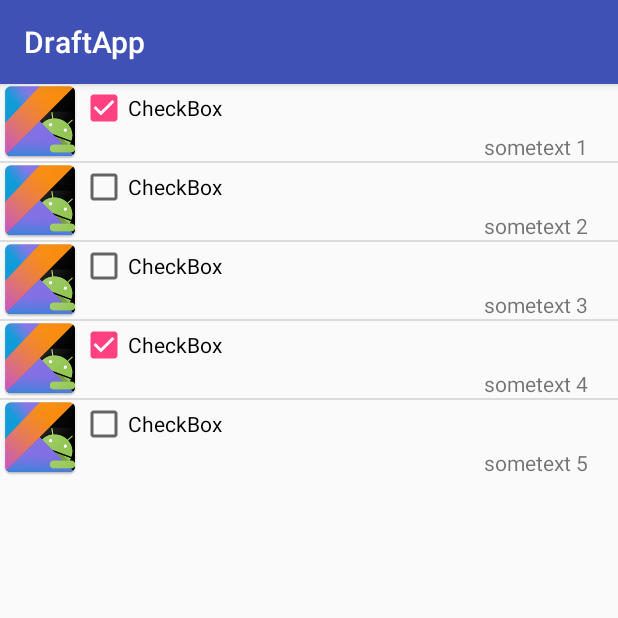
After one commit to Hexakosioihexekontahex/DraftApp, an Android app: the L048 screen opened directly, with no data from a screen before it, on a phone screen of 412 x 824 dp, the top half of it. The commit adds this screen. Run offline under Robolectric (Android 15) with nearby library versions, the light colour scheme and no system bars.

Commit message:
L047-048

```diff
--- a/app/src/main/AndroidManifest.xml
+++ b/app/src/main/AndroidManifest.xml
@@ -7,7 +7,7 @@
 
     <application
         android:allowBackup="true"
-        android:icon="@mipmap/ic_launcher"
+        android:icon="@drawable/android_kotlin2"
         android:label="@string/app_name"
         android:roundIcon="@mipmap/ic_launcher_round"
         android:supportsRtl="true"
@@ -100,7 +100,8 @@
         <activity android:name=".numbered.L043" />
         <activity android:name=".numbered.L044" />
         <activity android:name=".numbered.L045" />
-        <activity android:name=".numbered.L046"></activity>
+        <activity android:name=".numbered.L046" />
+        <activity android:name=".numbered.L048"></activity>
     </application>
 
 </manifest>
--- a/app/src/main/java/com/test/hex/draftapp/MainActivity.kt
+++ b/app/src/main/java/com/test/hex/draftapp/MainActivity.kt
@@ -195,6 +195,10 @@ class MainActivity : AppCompatActivity(), View.OnClickListener {
                         intention = Intent(this, L046::class.java)
                         startActivity(intention)
                     }
+                    "048" -> {
+                        intention = Intent(this, L048::class.java)
+                        startActivity(intention)
+                    }
 
                     else -> Toast.makeText(this,
                             "Type exist activity name",
--- /dev/null
+++ b/app/src/main/java/com/test/hex/draftapp/numbered/L048.kt
@@ -0,0 +1,50 @@
+package com.test.hex.draftapp.numbered
+
+import android.support.v7.app.AppCompatActivity
+import android.os.Bundle
+import android.widget.ListView
+import android.widget.SimpleAdapter
+import com.test.hex.draftapp.R
+
+private const val ATTRIBUTE_NAME_TEXT = "text"
+private const val ATTRIBUTE_NAME_CHECKED = "checked"
+private const val ATTRIBUTE_NAME_IMAGE = "image"
+
+class L048 : AppCompatActivity() {
+
+//    lateinit var lvSimple: ListView
+
+    override fun onCreate(savedInstanceState: Bundle?) {
+        super.onCreate(savedInstanceState)
+        setContentView(R.layout.l048)
+        //data arrays
+        val texts = arrayOf("sometext 1", "sometext 2", "sometext 3",
+                "sometext 4", "sometext 5")
+        val checked = booleanArrayOf(true, false, false, true, false)
+        val img = R.drawable.android_kotlin1
+        //adapt data to adapter
+        val data = mutableListOf<MutableMap<String, Any>>()
+        var map: MutableMap<String, Any>
+        for (i in 0 until texts.size) {
+            map = mutableMapOf()
+            map[ATTRIBUTE_NAME_TEXT] = texts[i]
+            map[ATTRIBUTE_NAME_CHECKED] = checked[i]
+            map[ATTRIBUTE_NAME_IMAGE] = img
+            data.add(map)
+        }
+
+        val from = arrayOf(ATTRIBUTE_NAME_TEXT,
+                ATTRIBUTE_NAME_CHECKED, ATTRIBUTE_NAME_IMAGE)
+        val to = intArrayOf(R.id.tvText, R.id.cbChecked, R.id.ivImg)
+
+//        val sAdapter = SimpleAdapter(this, data, R.layout.l048_item,
+//                from, to)
+//
+//        lvSimple = findViewById(R.id.lvSimple)
+//        lvSimple.adapter = sAdapter
+
+        findViewById<ListView>(R.id.lvSimple).adapter = SimpleAdapter(
+                this, data, R.layout.l048_item, from, to
+        )
+    }
+}
--- /dev/null
+++ b/app/src/main/res/layout/l048.xml
@@ -0,0 +1,15 @@
+<?xml version="1.0" encoding="utf-8"?>
+<LinearLayout xmlns:android="http://schemas.android.com/apk/res/android"
+    xmlns:app="http://schemas.android.com/apk/res-auto"
+    xmlns:tools="http://schemas.android.com/tools"
+    android:layout_width="match_parent"
+    android:layout_height="match_parent"
+    tools:context=".numbered.L048"
+    android:orientation="vertical">
+
+    <ListView
+        android:id="@+id/lvSimple"
+        android:layout_width="match_parent"
+        android:layout_height="wrap_content"/>
+
+</LinearLayout>
--- /dev/null
+++ b/app/src/main/res/layout/l048_item.xml
@@ -0,0 +1,35 @@
+<?xml version="1.0" encoding="utf-8"?>
+<LinearLayout xmlns:android="http://schemas.android.com/apk/res/android"
+    android:orientation="horizontal"
+    android:layout_width="match_parent"
+    android:layout_height="match_parent">
+
+    <ImageView
+        android:id="@+id/ivImg"
+        android:layout_width="53dp"
+        android:layout_height="51dp"
+        android:src="@drawable/android_kotlin1" />
+
+    <LinearLayout
+        android:id="@+id/linearLayout1"
+        android:layout_width="0dp"
+        android:layout_height="wrap_content"
+        android:layout_weight="1"
+        android:orientation="vertical">
+        <CheckBox
+            android:id="@+id/cbChecked"
+            android:layout_width="wrap_content"
+            android:layout_height="wrap_content"
+            android:text="@string/checkbox"/>
+        <TextView
+            android:id="@+id/tvText"
+            android:layout_width="wrap_content"
+            android:layout_height="wrap_content"
+            android:layout_gravity="right"
+            android:layout_marginRight="20dp"
+            android:layout_marginEnd="20dp"
+            android:text="@string/textview"/>
+
+    </LinearLayout>
+
+</LinearLayout>
```
Also changed, not shown: app/src/main/res/drawable/android_kotlin1.png (added), app/src/main/res/drawable/android_kotlin2.png (added).
